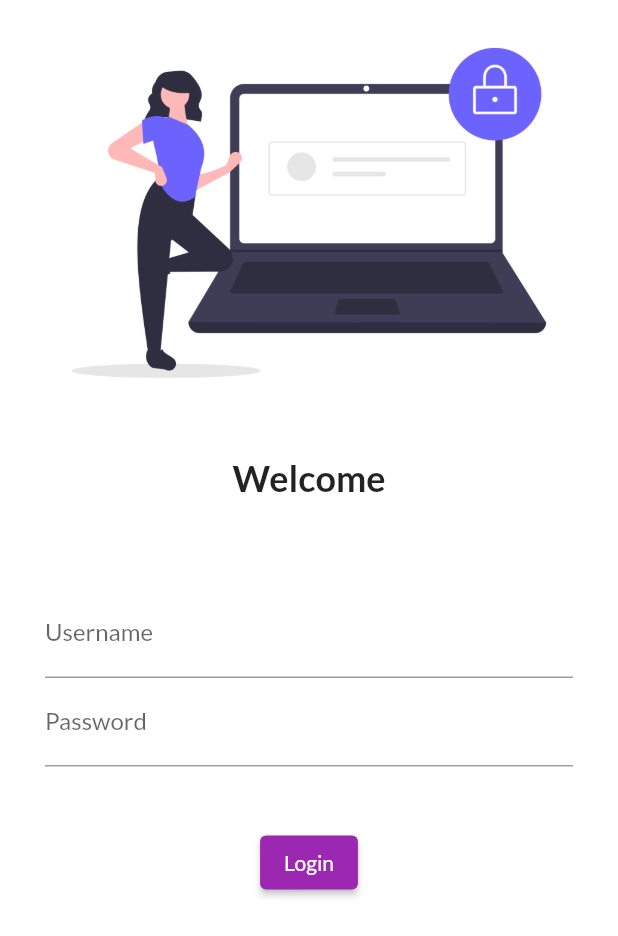
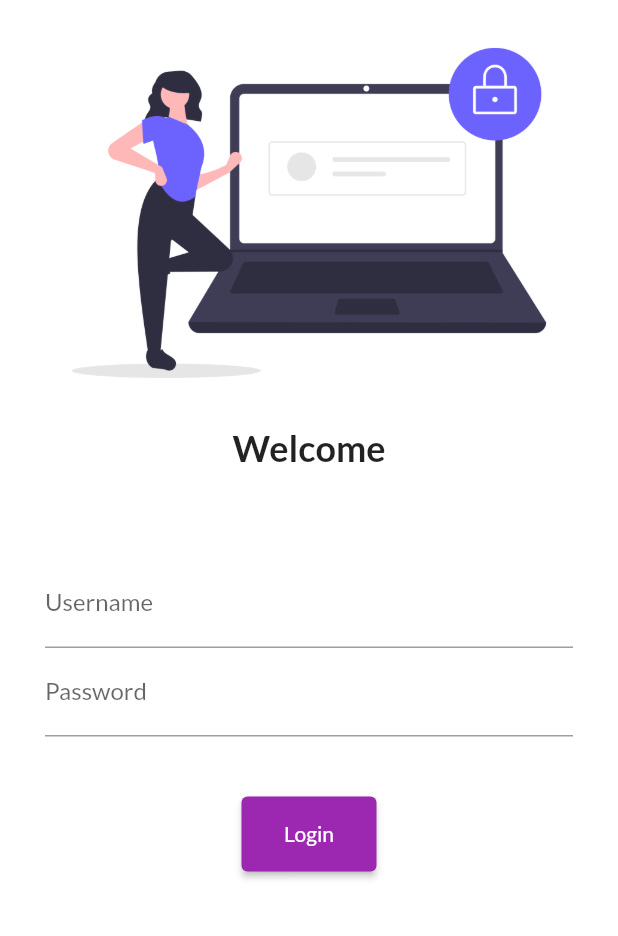
Before and after one commit to biswadip2291/30DaysofFlutter, a Flutter app: the screen it shows after launch, on a phone screen of 412 x 824 dp. Shown: the top 936 px of the screen. Run offline on Flutter 3.47's test engine with Material 2 defaults, Android fonts, the phone set to English and light mode, and no system bars; our stand-ins replace google_fonts.

Commit message:
day 5 completed

```diff
--- a/lib/main.dart
+++ b/lib/main.dart
@@ -1,6 +1,7 @@
 import 'package:flutter/material.dart';
 import 'package:flutter_application_1/pages/Login.dart';
 import 'package:flutter_application_1/pages/homepage.dart';
+import 'package:flutter_application_1/utils/routes.dart';
 import 'package:google_fonts/google_fonts.dart';
 
 void main(List<String> args) {
@@ -16,8 +17,9 @@ class Myapp extends StatelessWidget {
           primarySwatch: Colors.red, fontFamily: GoogleFonts.lato().fontFamily),
       darkTheme: ThemeData(brightness: Brightness.dark),
       routes: {
-        "/home": (context) => Homepage(),
         "/": (context) => Loginpage(),
+        Myroute.homeroute: (context) => Homepage(),
+        Myroute.loginroute: (context) => Loginpage(),
       },
     );
   }
--- a/lib/pages/Login.dart
+++ b/lib/pages/Login.dart
@@ -1,4 +1,6 @@
 import 'package:flutter/material.dart';
+import 'package:flutter/widgets.dart';
+import 'package:flutter_application_1/utils/routes.dart';
 import 'package:google_fonts/google_fonts.dart';
 
 class Loginpage extends StatelessWidget {
@@ -6,15 +8,14 @@ class Loginpage extends StatelessWidget {
   Widget build(BuildContext context) {
     return Material(
       color: Colors.white,
+      child: SingleChildScrollView(
         child: Column(
           children: [
             Image.asset(
               "assets/images/login.png",
               fit: BoxFit.cover,
             ),
-          SizedBox(
-            height: 20,
-          ),
+            SizedBox(),
             Text(
               "Welcome",
               style: TextStyle(fontSize: 24, fontWeight: FontWeight.bold),
@@ -23,7 +24,8 @@ class Loginpage extends StatelessWidget {
               height: 40,
             ),
             Padding(
-            padding: const EdgeInsets.symmetric(vertical: 20.0, horizontal: 30),
+              padding:
+                  const EdgeInsets.symmetric(vertical: 20.0, horizontal: 30),
               child: Column(
                 children: [
                   TextFormField(
@@ -40,14 +42,19 @@ class Loginpage extends StatelessWidget {
                   ),
                   ElevatedButton(
                     child: Text("Login"),
-                  style: TextButton.styleFrom(backgroundColor: Colors.purple),
-                  onPressed: () {},
+                    style: TextButton.styleFrom(
+                        backgroundColor: Colors.purple,
+                        minimumSize: Size(90, 50)),
+                    onPressed: () {
+                      Navigator.pushNamed(context, Myroute.homeroute);
+                    },
                   )
                 ],
               ),
             )
           ],
         ),
+      ),
     );
   }
 }
--- /dev/null
+++ b/lib/utils/routes.dart
@@ -0,0 +1,4 @@
+class Myroute {
+  static String homeroute = "/home";
+  static String loginroute = "/login";
+}
```
Lines whose indentation alone changed are shown as unchanged.
